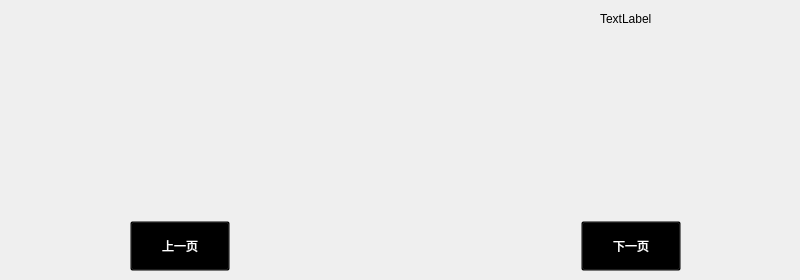
ives560/InverterController, file rltimdttable.ui: the form before one commit.
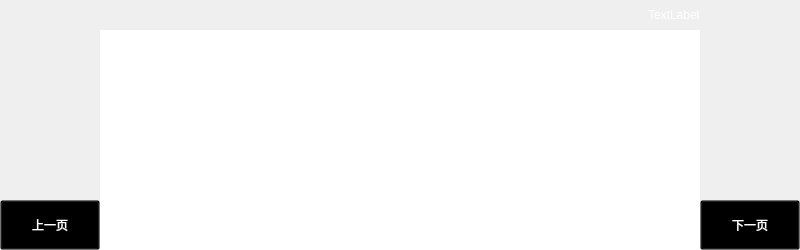
The form after the commit. Icons and pictures are not drawn.

```diff
--- a/rltimdttable.ui
+++ b/rltimdttable.ui
@@ -7,46 +7,58 @@
     <x>0</x>
     <y>0</y>
     <width>800</width>
-    <height>280</height>
+    <height>250</height>
    </rect>
   </property>
   <property name="windowTitle">
    <string>Form</string>
   </property>
-  <widget class="QLabel" name="label">
-   <property name="geometry">
-    <rect>
-     <x>600</x>
-     <y>10</y>
-     <width>62</width>
-     <height>17</height>
-    </rect>
+  <layout class="QGridLayout" name="gridLayout">
+   <property name="margin">
+    <number>0</number>
    </property>
-   <property name="text">
-    <string>TextLabel</string>
+   <property name="spacing">
+    <number>0</number>
    </property>
-  </widget>
-  <widget class="QWidget" name="widget" native="true">
-   <property name="geometry">
-    <rect>
-     <x>120</x>
-     <y>30</y>
-     <width>561</width>
-     <height>191</height>
-    </rect>
-   </property>
-  </widget>
-  <widget class="QWidget" name="">
-   <property name="geometry">
-    <rect>
-     <x>130</x>
-     <y>220</y>
-     <width>551</width>
-     <height>52</height>
-    </rect>
-   </property>
-   <layout class="QHBoxLayout" name="horizontalLayout">
-    <item>
+   <item row="1" column="1" rowspan="2" colspan="3">
+    <widget class="QTableView" name="tableView">
+     <property name="focusPolicy">
+      <enum>Qt::NoFocus</enum>
+     </property>
+     <property name="styleSheet">
+      <string notr="true">background:rgb(233,245,255);alternate-background-color: rgb(209,234,255);
+QHeaderView::section{background:rgb(86,197,255);}</string>
+     </property>
+     <property name="frameShape">
+      <enum>QFrame::NoFrame</enum>
+     </property>
+     <property name="frameShadow">
+      <enum>QFrame::Plain</enum>
+     </property>
+     <property name="editTriggers">
+      <set>QAbstractItemView::NoEditTriggers</set>
+     </property>
+     <property name="alternatingRowColors">
+      <bool>true</bool>
+     </property>
+     <property name="selectionMode">
+      <enum>QAbstractItemView::NoSelection</enum>
+     </property>
+     <property name="textElideMode">
+      <enum>Qt::ElideNone</enum>
+     </property>
+     <attribute name="horizontalHeaderHighlightSections">
+      <bool>false</bool>
+     </attribute>
+     <attribute name="verticalHeaderVisible">
+      <bool>false</bool>
+     </attribute>
+     <attribute name="verticalHeaderHighlightSections">
+      <bool>false</bool>
+     </attribute>
+    </widget>
+   </item>
+   <item row="2" column="0">
      <widget class="QToolButton" name="tBtn_left">
       <property name="minimumSize">
        <size>
@@ -75,7 +87,7 @@
       </property>
      </widget>
     </item>
-    <item>
+   <item row="0" column="1">
      <spacer name="horizontalSpacer">
       <property name="orientation">
        <enum>Qt::Horizontal</enum>
@@ -88,7 +100,29 @@
       </property>
      </spacer>
     </item>
-    <item>
+   <item row="0" column="3">
+    <widget class="QLabel" name="label">
+     <property name="sizePolicy">
+      <sizepolicy hsizetype="Preferred" vsizetype="Fixed">
+       <horstretch>0</horstretch>
+       <verstretch>0</verstretch>
+      </sizepolicy>
+     </property>
+     <property name="minimumSize">
+      <size>
+       <width>30</width>
+       <height>30</height>
+      </size>
+     </property>
+     <property name="styleSheet">
+      <string notr="true">color:white;</string>
+     </property>
+     <property name="text">
+      <string>TextLabel</string>
+     </property>
+    </widget>
+   </item>
+   <item row="2" column="4">
      <widget class="QToolButton" name="tBtn_right">
       <property name="minimumSize">
        <size>
@@ -121,7 +155,6 @@
      </widget>
     </item>
    </layout>
-  </widget>
  </widget>
  <resources>
   <include location="InverterController.qrc"/>
```
Lines whose indentation alone changed are shown as unchanged.
